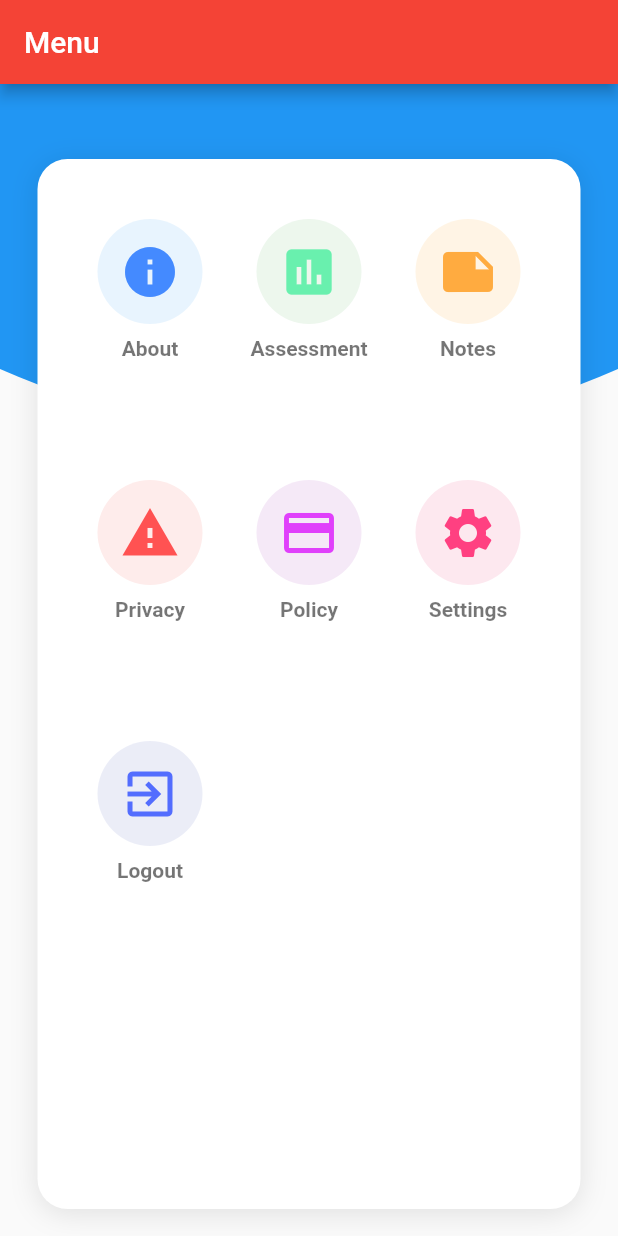
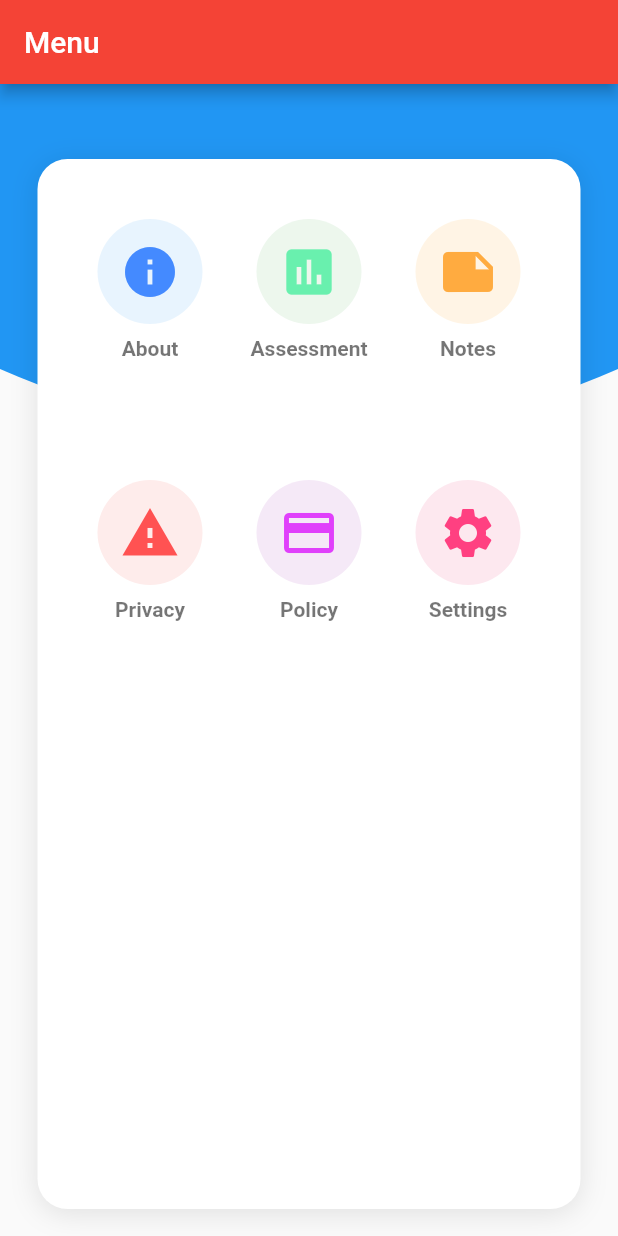
Before and after one commit to JazperT298/flutter_yestech, a Flutter app: the MenuScreen screen opened directly, on a phone screen of 412 x 824 dp. Run offline on Flutter 3.47's test engine with Material 2 defaults, Android fonts, the phone set to English and light mode, and no system bars; our stand-ins replace cached_network_image, cloud_firestore, firebase_auth, firebase_database, firebase_storage, flutter_custom_clippers and 8 more; missing offline and left inert: animator; accounts and stored records are empty; generated files the repository leaves out were written again; statements that could not run were skipped.

Commit message:
user logout function and modal

```diff
--- a/lib/screens/chat_screen.dart
+++ b/lib/screens/chat_screen.dart
@@ -42,7 +42,6 @@ class _ChatScreenState extends State<ChatScreen> {
     print('number of users :');
     print(_users.length);
     print('FUCKING WHORE SHIT NIGGA');
-    print(users.user_id);
     return Scaffold(
       backgroundColor: Theme.of(context).primaryColor,
       appBar: AppBar(
--- a/lib/screens/dashboard_screen.dart
+++ b/lib/screens/dashboard_screen.dart
@@ -376,7 +376,7 @@ class _DashboardScreenState extends State<DashboardScreen> {
                 },
               ),
               radius: 25.0,
-              backgroundImage: users.user_image == null
+              backgroundImage: users.user_image == null || users.user_image == 'null'
                 ? CachedNetworkImageProvider(image)
                   : CachedNetworkImageProvider(users.user_image),
             ),
--- a/lib/screens/menu_screen.dart
+++ b/lib/screens/menu_screen.dart
@@ -1,7 +1,9 @@
 import 'package:flutter/material.dart';
+import 'package:flutter/services.dart';
 import 'package:flutter_yestech/providers/auth_provider.dart';
 import 'package:flutter_yestech/screens/start_screen.dart';
 import 'package:flutter_yestech/services/auth_service.dart';
+import 'package:flutter_yestech/utils/app_shared_preferences.dart';
 import 'package:provider/provider.dart';
 
 class MenuScreen extends StatefulWidget {
@@ -10,9 +12,11 @@ class MenuScreen extends StatefulWidget {
 }
 
 class _MenuScreenState extends State<MenuScreen> {
+  final globalKey = new GlobalKey<ScaffoldState>();
   @override
   Widget build(BuildContext context) {
     return Scaffold(
+      key: globalKey,
       appBar: AppBar(
         title: Text(
           'Menu'
@@ -200,48 +204,11 @@ class _MenuScreenState extends State<MenuScreen> {
                       ],
                     ),
                   ),
-                  Padding(
-                    padding: EdgeInsets.symmetric(horizontal: 40.0, vertical: 40.0),
-                    child: Row(
-                      mainAxisAlignment: MainAxisAlignment.spaceBetween,
-                      children: <Widget>[
-                        Column(
-                          children: <Widget>[
-                            Material(
-                              borderRadius: BorderRadius.circular(100.0),
-                              color: Colors.indigo.withOpacity(0.1),
-                              child: IconButton(
-                                padding: EdgeInsets.all(15.0),
-                                icon: Icon(Icons.exit_to_app),
-                                color: Colors.indigoAccent,
-                                iconSize: 40.0,
-                                onPressed: () {
-                                  Provider.of<AuthProvider>(context).logOut();
-                                  AuthService.logoutUsers();
-                                  Navigator.pushReplacementNamed(context, StartScreen.id);
-                                }
-                              ),
-                            ),
-                            SizedBox(height: 8.0,),
-                            Text(
-                              'Logout',
-                              style: TextStyle(
-                                  color: Colors.black54,
-                                  fontWeight: FontWeight.bold
-                              ),
-                            ),
-                          ],
-                        ),
-                      ],
-                    ),
-                  ),
                 ],
               ),
             ),
           ),
-
         ],
-
       ),
     );
   }
```
Also changed, not shown: lib/screens/profile_screen.dart (+43 -14 lines), lib/utils/dialogs.dart (added, +46 -0 lines).
